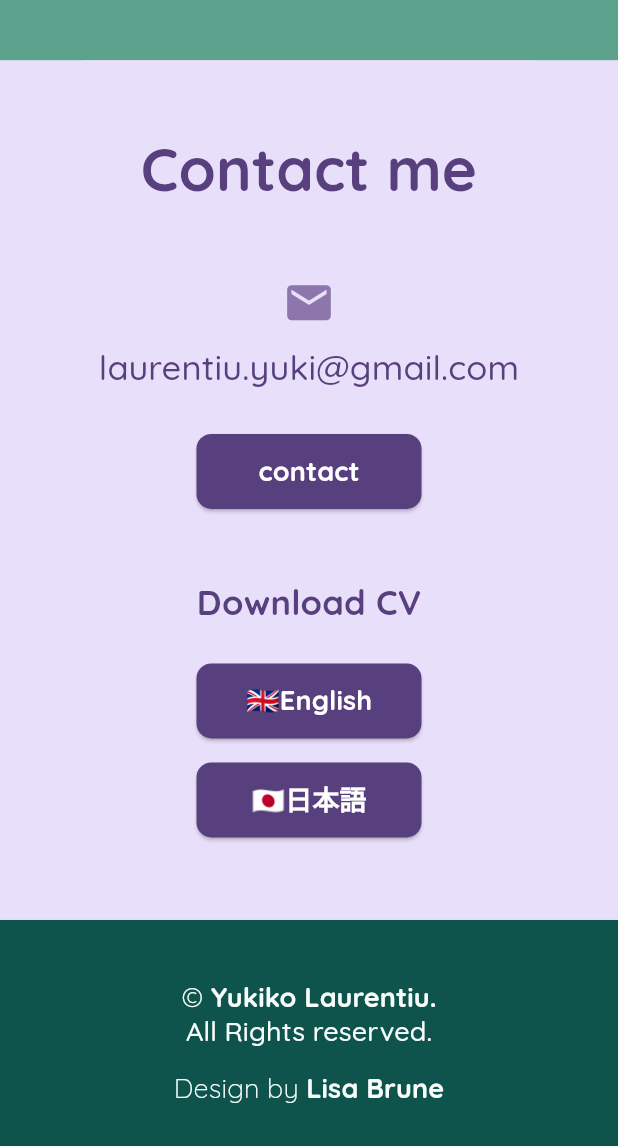
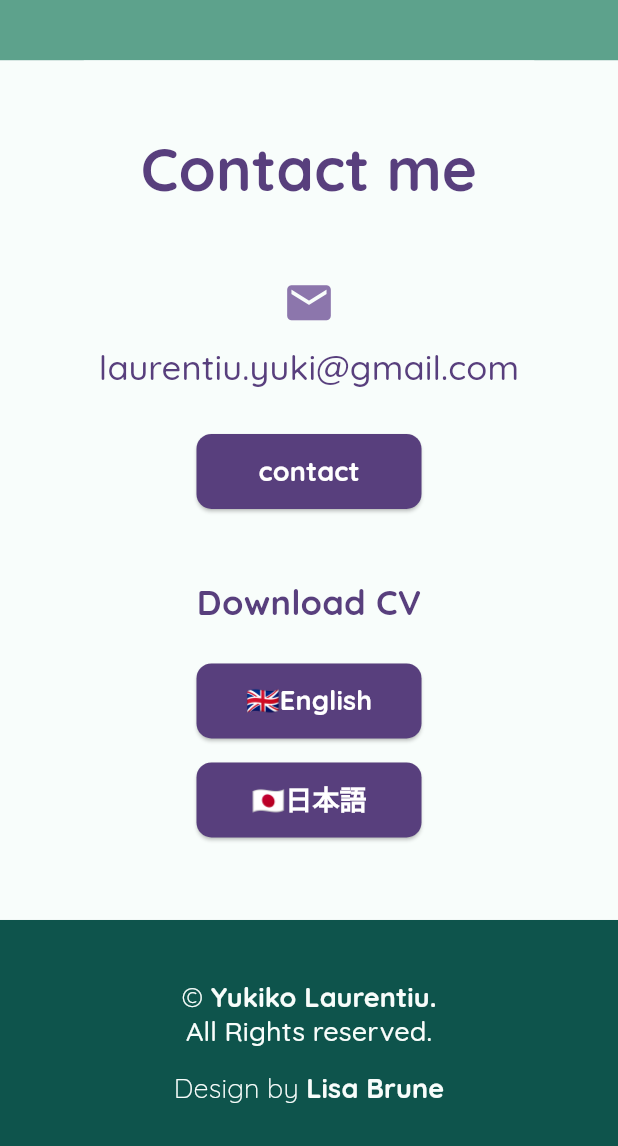
Before and after one commit to yukilaurentiu/portfolio_flutter, a Flutter app: the screen it shows after launch, scrolled down 3456 dp, on a phone screen of 412 x 824 dp, the part 90-1236 px from its top. Run offline on Flutter 3.47's test engine with Material 3 defaults, Android fonts, the phone set to English and light mode, and no system bars; our stand-ins replace font_awesome_flutter, google_fonts; missing offline and left inert: dev_icons.

Commit message:
changed styling

```diff
--- a/lib/components/skills_style.dart
+++ b/lib/components/skills_style.dart
@@ -5,7 +5,7 @@ import 'package:portfolio_flutter/theme/theme.dart';
 import '../theme/color.dart';
 
 const skillText = TextStyle(
-  color: textLight,
+  color: white,
   fontWeight: FontWeight.w500,
 );
 
--- a/lib/contact.dart
+++ b/lib/contact.dart
@@ -28,13 +28,13 @@ class _ContactState extends State<Contact> {
   @override
   Widget build(BuildContext context) {
     return Scaffold(
-      backgroundColor: lavender,
+      backgroundColor: white,
       body: Column(
         children: [
           Expanded(
             flex: 3,
             child: Container(
-              color: lavender,
+              color: white,
               child: Column(
                 children: [
                   Padding(
@@ -120,7 +120,7 @@ class _ContactState extends State<Contact> {
                               text: "©",
                               style: Theme.of(context).textTheme.titleSmall?.copyWith(
                                     fontWeight: FontWeight.w200,
-                                    color: textLight,
+                                    color: white,
                                   ),
                             ),
                             TextSpan(
@@ -130,7 +130,7 @@ class _ContactState extends State<Contact> {
                                   .titleSmall
                                   ?.copyWith(
                                     fontWeight: FontWeight.w700,
-                                    color: textLight,
+                                    color: white,
                                   ),
                             ),
                           ],
@@ -139,7 +139,7 @@ class _ContactState extends State<Contact> {
                       Text(
                         'All Rights reserved.',
                         style: Theme.of(context).textTheme.titleSmall?.copyWith(
-                              color: textLight,
+                              color: white,
                             ),
                       ),
                       const SizedBox(height: 15),
@@ -154,14 +154,14 @@ class _ContactState extends State<Contact> {
                               text: "Design by ",
                               style: Theme.of(context).textTheme.titleSmall?.copyWith(
                                     fontWeight: FontWeight.w200,
-                                    color: textLight,
+                                    color: white,
                                   ),
                             ),
                             TextSpan(
                               text: "Lisa Brune",
                               style: Theme.of(context).textTheme.titleSmall?.copyWith(
                                     fontWeight: FontWeight.w700,
-                                    color: textLight,
+                                    color: white,
                                   ),
                             ),
                           ],
--- a/lib/eu_ramen_page.dart
+++ b/lib/eu_ramen_page.dart
@@ -42,7 +42,7 @@ class _EuRamenPageState extends State<EuRamenPage> {
                 padding: const EdgeInsets.only(top:20.0, bottom: 10),
                 child: Text(
                   t('project'),
-                  style: Theme.of(context).textTheme.titleLarge?.copyWith(color: textLavender),
+                  style: Theme.of(context).textTheme.titleLarge?.copyWith(color: textPinkColor),
                 ),
               ),
               const SizedBox(height: 30),
@@ -51,8 +51,8 @@ class _EuRamenPageState extends State<EuRamenPage> {
                 image: const AssetImage('images/ramen_logo.png'),
                 title: "EU Ramen",
                 paragraph: t('eu-p'),
-                titleColor: textLavender,
-                pColor: darkLavender,
+                titleColor: textPinkColor,
+                pColor: darkPink,
               ),
               Column(
                 children: [
--- a/lib/home.dart
+++ b/lib/home.dart
@@ -35,7 +35,7 @@ class _HomeState extends State<Home> {
         decoration: const BoxDecoration(
           image: DecorationImage(
             image: AssetImage('images/background.png'),
-            fit: BoxFit.fill,
+            fit: BoxFit.cover,
           ),
         ),
         child: Center(
--- a/lib/my_skills.dart
+++ b/lib/my_skills.dart
@@ -36,7 +36,7 @@ class _MySkillsState extends State<MySkills> {
                 padding: const EdgeInsets.only(top: 15.0),
                 child: Text(
                   t('skill'),
-                  style: Theme.of(context).textTheme.titleLarge?.copyWith(color: Colors.white),
+                  style: Theme.of(context).textTheme.titleLarge?.copyWith(color: Color(0xFFF8FDFB)),
                 ),
               ),
               const SizedBox(height: 30),
--- a/lib/theme/color.dart
+++ b/lib/theme/color.dart
@@ -1,7 +1,7 @@
 import 'package:flutter/material.dart';
 
 const textGreenColor = Color(0xff0e544c);
-const textLight = Color(0xfff8fdfb);
+const white = Color(0xfff8fdfb);
 const lightGreen = Color(0xffa9d2c5);
 const darkGreen = Color(0xff247d67);
 const backGreen = Color(0xff5da28c);
```
Also changed, not shown: lib/grow_guzzle_page.dart (+4 -5 lines), lib/travel_map_page.dart (+4 -4 lines).
